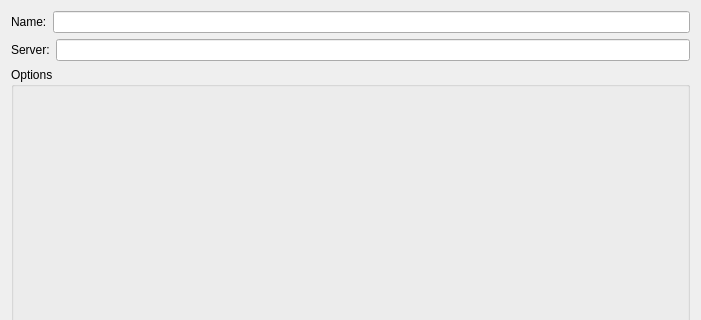
Before: the Qt Designer form Minerva/Plugins/WmsLayerQt/WmsWidget.ui in perryiv/cadkit, drawn with Qt 5; both pictures show x 0 to 701 and y 0 to 320 of the 701 by 762 pixel window.
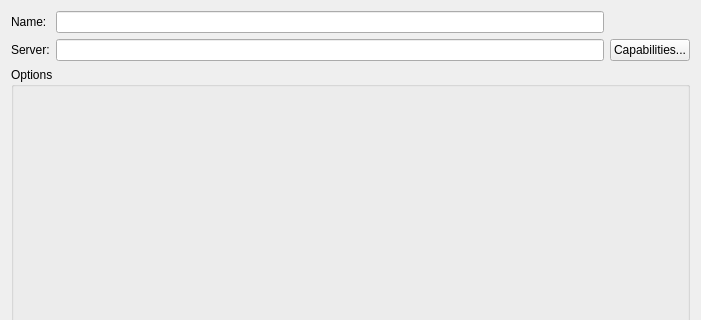
After: the same form once the commit is applied.

```diff
--- a/Minerva/Plugins/WmsLayerQt/WmsWidget.ui
+++ b/Minerva/Plugins/WmsLayerQt/WmsWidget.ui
@@ -14,31 +14,34 @@
   </property>
   <layout class="QVBoxLayout" >
    <item>
-    <layout class="QHBoxLayout" >
-     <item>
+    <layout class="QGridLayout" >
+     <item row="0" column="0" >
       <widget class="QLabel" name="label" >
        <property name="text" >
         <string>Name:</string>
        </property>
       </widget>
      </item>
-     <item>
+     <item row="0" column="1" >
       <widget class="QLineEdit" name="_name" />
      </item>
-    </layout>
-   </item>
-   <item>
-    <layout class="QHBoxLayout" >
-     <item>
+     <item row="1" column="0" >
       <widget class="QLabel" name="label_2" >
        <property name="text" >
         <string>Server:</string>
        </property>
       </widget>
      </item>
-     <item>
+     <item row="1" column="1" >
       <widget class="QLineEdit" name="_server" />
      </item>
+     <item row="1" column="2" >
+      <widget class="QPushButton" name="capabilitiesButton" >
+       <property name="text" >
+        <string>Capabilities...</string>
+       </property>
+      </widget>
+     </item>
     </layout>
    </item>
    <item>
```
